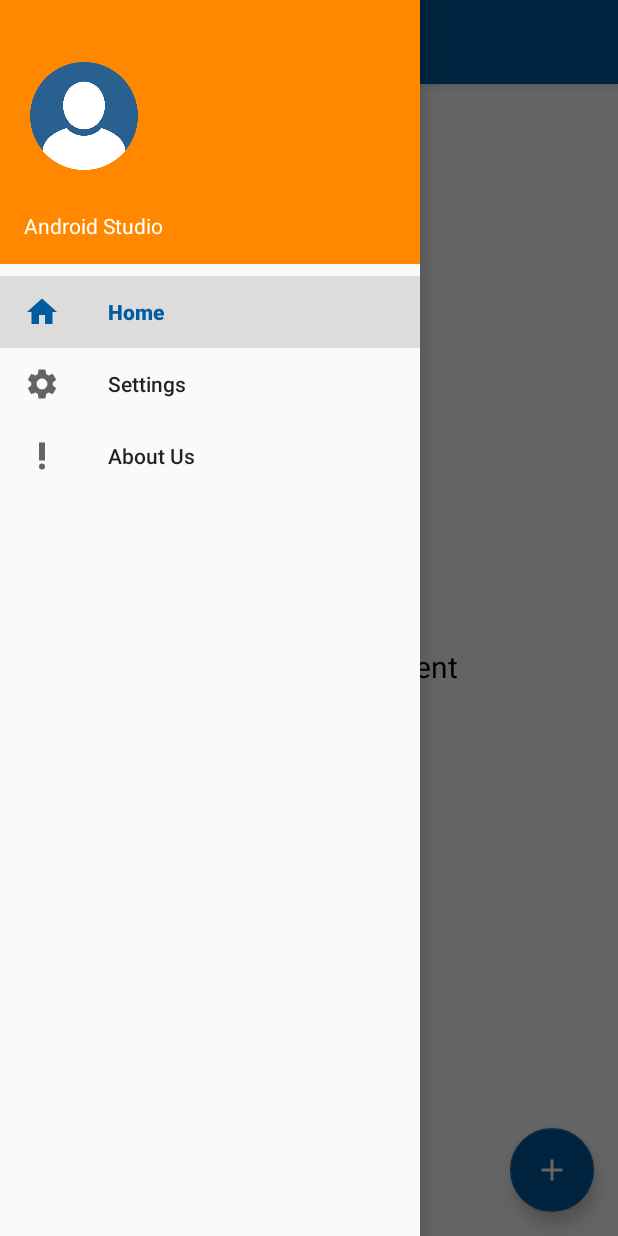
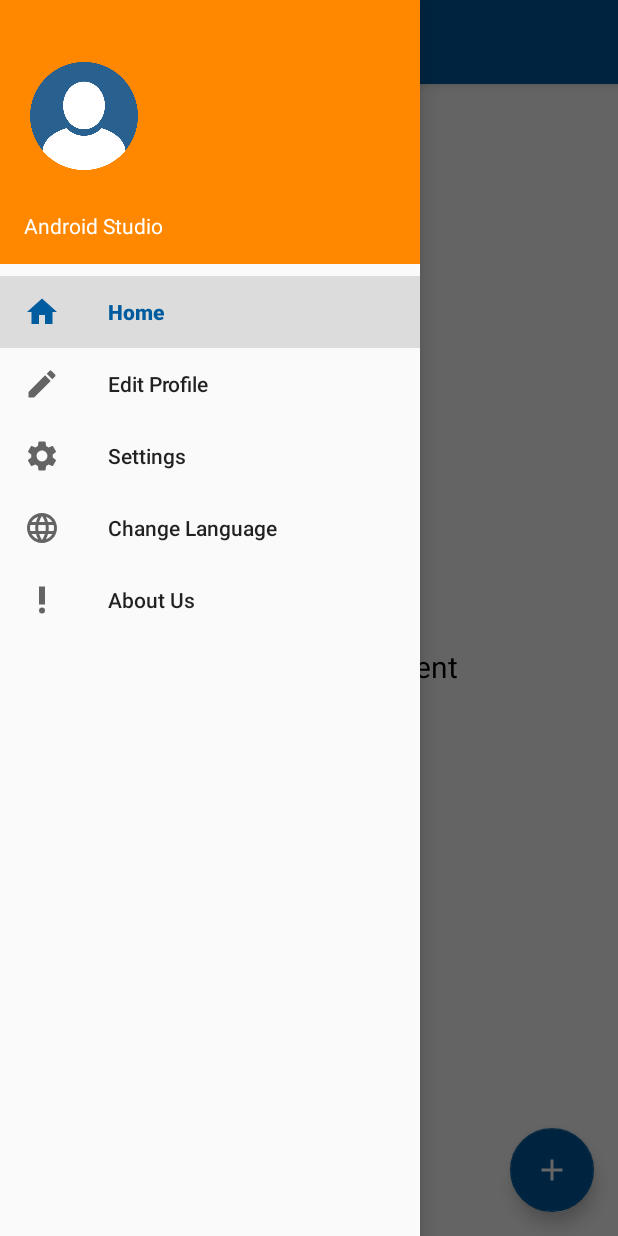
Before and after one commit to IBILL98/E_Debt_Book, an Android app: the CustomerMain screen opened directly, with no data from a screen before it, with the side drawer open, on a phone screen of 412 x 824 dp. Run offline under Robolectric (Android 15) with nearby library versions, the phone set to English and light mode, and no system bars; our stand-ins replace Firebase (no records; nobody signed in at launch, a user with empty details on screens opened directly), navigation-ui; Roboto replaces fonts that are not available here.

Commit message:
Main Customer Edited

```diff
--- a/app/src/main/java/com/example/e_debt_book/CustomerMain.java
+++ b/app/src/main/java/com/example/e_debt_book/CustomerMain.java
@@ -3,7 +3,6 @@
 
 import android.os.Bundle;
 import android.view.View;
-import android.view.Menu;
 import android.widget.TextView;
 
 import com.google.android.material.floatingactionbutton.FloatingActionButton;
@@ -46,7 +45,7 @@
         // Passing each menu ID as a set of Ids because each
         // menu should be considered as top level destinations.
         mAppBarConfiguration = new AppBarConfiguration.Builder(
-                R.id.nav_home, R.id.nav_gallery, R.id.nav_slideshow)
+                R.id.nav_home, R.id.nav_settings, R.id.nav_aboutus)
                 .setDrawerLayout(drawer)
                 .build();
 
--- /dev/null
+++ b/app/src/main/res/drawable/edit_icon.xml
@@ -0,0 +1,5 @@
+<vector android:autoMirrored="true" android:height="24dp"
+    android:tint="#005B9F" android:viewportHeight="24"
+    android:viewportWidth="24" android:width="24dp" xmlns:android="http://schemas.android.com/apk/res/android">
+    <path android:fillColor="@android:color/white" android:pathData="M3,17.25V21h3.75L17.81,9.94l-3.75,-3.75L3,17.25zM20.71,7.04c0.39,-0.39 0.39,-1.02 0,-1.41l-2.34,-2.34c-0.39,-0.39 -1.02,-0.39 -1.41,0l-1.83,1.83 3.75,3.75 1.83,-1.83z"/>
+</vector>
--- /dev/null
+++ b/app/src/main/res/drawable/language_icon.xml
@@ -0,0 +1,5 @@
+<vector android:autoMirrored="true" android:height="24dp"
+    android:tint="#005B9F" android:viewportHeight="24"
+    android:viewportWidth="24" android:width="24dp" xmlns:android="http://schemas.android.com/apk/res/android">
+    <path android:fillColor="@android:color/white" android:pathData="M11.99,2C6.47,2 2,6.48 2,12s4.47,10 9.99,10C17.52,22 22,17.52 22,12S17.52,2 11.99,2zM18.92,8h-2.95c-0.32,-1.25 -0.78,-2.45 -1.38,-3.56 1.84,0.63 3.37,1.91 4.33,3.56zM12,4.04c0.83,1.2 1.48,2.53 1.91,3.96h-3.82c0.43,-1.43 1.08,-2.76 1.91,-3.96zM4.26,14C4.1,13.36 4,12.69 4,12s0.1,-1.36 0.26,-2h3.38c-0.08,0.66 -0.14,1.32 -0.14,2 0,0.68 0.06,1.34 0.14,2L4.26,14zM5.08,16h2.95c0.32,1.25 0.78,2.45 1.38,3.56 -1.84,-0.63 -3.37,-1.9 -4.33,-3.56zM8.03,8L5.08,8c0.96,-1.66 2.49,-2.93 4.33,-3.56C8.81,5.55 8.35,6.75 8.03,8zM12,19.96c-0.83,-1.2 -1.48,-2.53 -1.91,-3.96h3.82c-0.43,1.43 -1.08,2.76 -1.91,3.96zM14.34,14L9.66,14c-0.09,-0.66 -0.16,-1.32 -0.16,-2 0,-0.68 0.07,-1.35 0.16,-2h4.68c0.09,0.65 0.16,1.32 0.16,2 0,0.68 -0.07,1.34 -0.16,2zM14.59,19.56c0.6,-1.11 1.06,-2.31 1.38,-3.56h2.95c-0.96,1.65 -2.49,2.93 -4.33,3.56zM16.36,14c0.08,-0.66 0.14,-1.32 0.14,-2 0,-0.68 -0.06,-1.34 -0.14,-2h3.38c0.16,0.64 0.26,1.31 0.26,2s-0.1,1.36 -0.26,2h-3.38z"/>
+</vector>
--- a/app/src/main/res/layout/activity_customer_main.xml
+++ b/app/src/main/res/layout/activity_customer_main.xml
@@ -21,7 +21,7 @@
         android:layout_gravity="start"
         android:fitsSystemWindows="true"
         app:headerLayout="@layout/nav_header_customer_main"
-        app:menu="@menu/activity_main_drawer" >
+        app:menu="@menu/activity_main_customer_drawer" >
 
     </com.google.android.material.navigation.NavigationView>
 
--- a/app/src/main/res/menu/activity_main_drawer.xml
+++ b/app/src/main/res/menu/activity_main_customer_drawer.xml
@@ -9,12 +9,21 @@
             android:icon="@drawable/home_icon"
             android:title="@string/menu_customer_home" />
         <item
-            android:id="@+id/nav_gallery"
+            android:id="@+id/nav_edit_profile"
+            android:icon="@drawable/edit_icon"
+            android:title="@string/menu_edit_profile" />
+        <item
+            android:id="@+id/nav_settings"
             android:icon="@drawable/settings_icon"
             android:title="@string/menu_customer_settings" />
         <item
-            android:id="@+id/nav_slideshow"
+            android:id="@+id/nav_change_language"
+            android:icon="@drawable/language_icon"
+            android:title="@string/menu_change_language" />
+        <item
+            android:id="@+id/nav_aboutus"
             android:icon="@drawable/priority_icon"
             android:title="@string/menu_aboutus" />
+
     </group>
 </menu>
--- a/app/src/main/res/navigation/mobile_navigation.xml
+++ b/app/src/main/res/navigation/mobile_navigation.xml
@@ -12,13 +12,13 @@
         tools:layout="@layout/fragment_customer_home" />
 
     <fragment
-        android:id="@+id/nav_gallery"
+        android:id="@+id/nav_settings"
         android:name="com.example.e_debt_book.ui.customerSettings.SettingCustomerFragment"
         android:label="@string/menu_customer_settings"
         tools:layout="@layout/fragment_customer_setting" />
 
     <fragment
-        android:id="@+id/nav_slideshow"
+        android:id="@+id/nav_aboutus"
         android:name="com.example.e_debt_book.ui.aboutus.AboutUsFragment"
         android:label="@string/menu_aboutus"
         tools:layout="@layout/fragment_aboutus" />
--- a/app/src/main/res/values/strings.xml
+++ b/app/src/main/res/values/strings.xml
@@ -11,6 +11,8 @@
     <string name="action_settings">Settings</string>
 
     <string name="menu_customer_home">Home</string>
+    <string name="menu_edit_profile">Edit Profile</string>
+    <string name="menu_change_language">Change Language</string>
     <string name="menu_customer_settings">Settings</string>
     <string name="menu_aboutus">About Us</string>
     <string name="number_verification_enter_your_number_text_view">Enter your verification code please</string>
```
